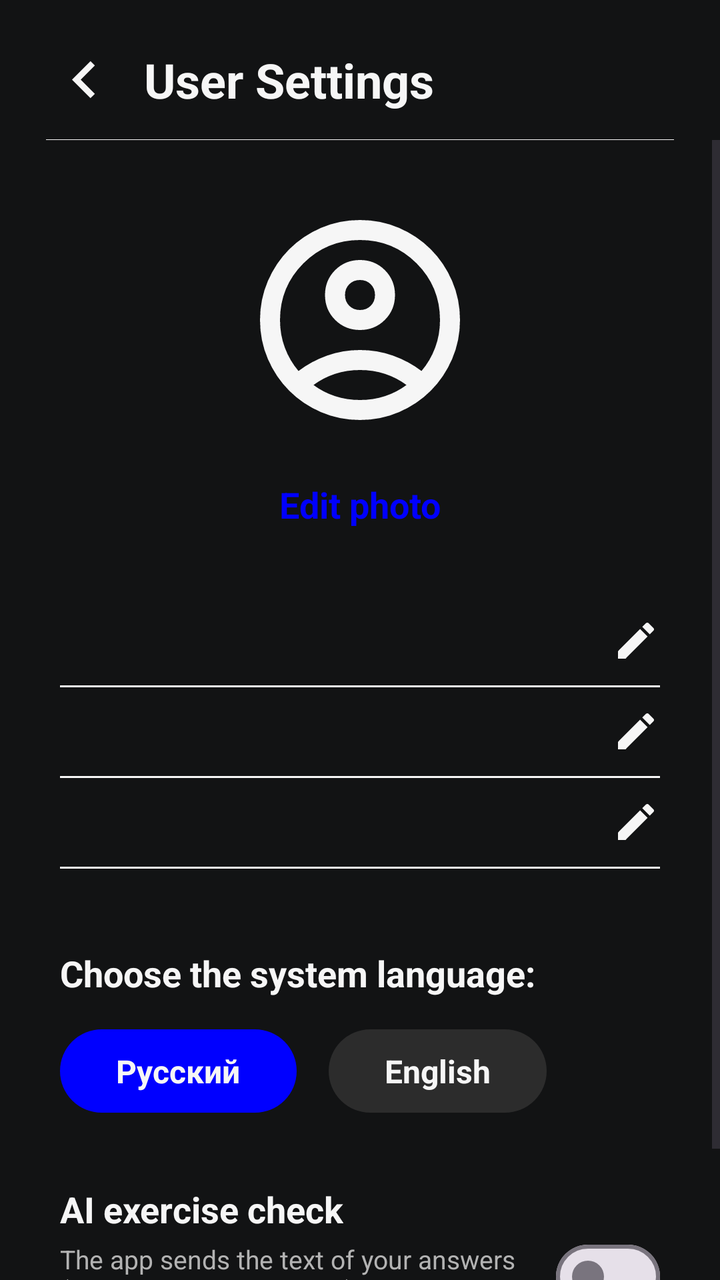
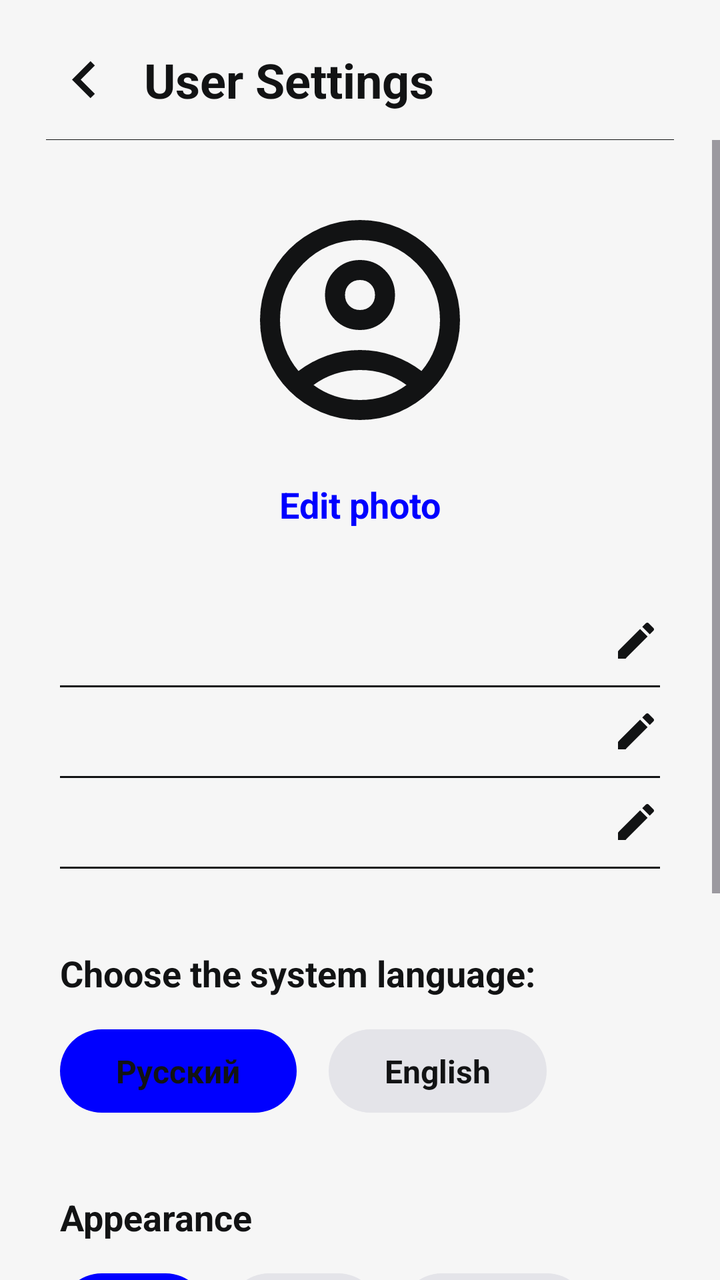

Compare the two renders of this Android layout. The source of the first and the diff that turns it into the second are given below.
<!-- AndroidManifest.xml: application theme Theme.WordTrigger -->
<!-- res/layout/fragment_settings.xml -->
<?xml version="1.0" encoding="utf-8"?>
<LinearLayout xmlns:android="http://schemas.android.com/apk/res/android"
    xmlns:app="http://schemas.android.com/apk/res-auto"
    android:layout_width="match_parent"
    android:layout_height="match_parent"
    android:background="@color/black"
    android:orientation="vertical">

    <RelativeLayout
        android:layout_width="match_parent"
        android:layout_height="60dp"
        android:layout_marginTop="10dp"
        android:paddingStart="23dp"
        android:paddingEnd="23dp">

        <ImageView
            android:id="@+id/returnBut"
            android:layout_width="38dp"
            android:layout_height="37dp"
            android:layout_alignParentStart="true"
            android:layout_centerVertical="true"
            android:src="@drawable/ic_arrow_left" />

        <TextView
            android:layout_width="wrap_content"
            android:layout_height="wrap_content"
            android:layout_centerVertical="true"
            android:layout_marginStart="11dp"
            android:layout_toEndOf="@id/returnBut"
            android:text="@string/settings_title"
            android:textColor="@color/white"
            android:textSize="24sp"
            android:textStyle="bold" />

        <View
            android:layout_width="match_parent"
            android:layout_height="1dp"
            android:layout_alignParentBottom="true"
            android:layout_marginBottom="-1dp"
            android:background="@color/white" />
    </RelativeLayout>

    <ScrollView
        android:layout_width="match_parent"
        android:layout_height="match_parent"
        android:fillViewport="true"
        android:overScrollMode="never">

        <LinearLayout
            android:layout_width="match_parent"
            android:layout_height="wrap_content"
            android:orientation="vertical"
            android:paddingStart="30dp"
            android:paddingTop="30dp"
            android:paddingEnd="30dp"
            android:paddingBottom="30dp">

            <com.google.android.material.imageview.ShapeableImageView
                android:id="@+id/ivAvatar"
                android:layout_width="120dp"
                android:layout_height="120dp"
                android:layout_gravity="center_horizontal"
                android:scaleType="centerCrop"
                android:src="@drawable/ic_user_circle"
                app:shapeAppearanceOverlay="@style/ShapeAppearance.App.CircleImageView" />

            <TextView
                android:id="@+id/tvEditPhoto"
                android:layout_width="wrap_content"
                android:layout_height="wrap_content"
                android:layout_gravity="center_horizontal"
                android:layout_marginTop="14dp"
                android:padding="6dp"
                android:text="@string/settings_edit_photo"
                android:textColor="@color/blue"
                android:textSize="18sp"
                android:textStyle="bold" />

            
            <LinearLayout
                android:id="@+id/rowName"
                android:layout_width="match_parent"
                android:layout_height="wrap_content"
                android:layout_marginTop="28dp"
                android:background="?attr/selectableItemBackground"
                android:gravity="center_vertical"
                android:orientation="horizontal"
                android:paddingTop="10dp"
                android:paddingBottom="10dp">

                <TextView
                    android:id="@+id/tvName"
                    android:layout_width="0dp"
                    android:layout_height="wrap_content"
                    android:layout_weight="1"
                    android:ellipsize="end"
                    android:maxLines="1"
                    android:textColor="@color/white"
                    android:textSize="18sp"
                    android:textStyle="bold" />

                <ImageView
                    android:layout_width="24dp"
                    android:layout_height="24dp"
                    android:src="@drawable/ic_edit"
                    app:tint="@color/white" />
            </LinearLayout>

            <View
                android:layout_width="match_parent"
                android:layout_height="1dp"
                android:background="@color/white" />

            
            <LinearLayout
                android:id="@+id/rowEmail"
                android:layout_width="match_parent"
                android:layout_height="wrap_content"
                android:background="?attr/selectableItemBackground"
                android:gravity="center_vertical"
                android:orientation="horizontal"
                android:paddingTop="10dp"
                android:paddingBottom="10dp">

                <TextView
                    android:id="@+id/tvEmail"
                    android:layout_width="0dp"
                    android:layout_height="wrap_content"
                    android:layout_weight="1"
                    android:ellipsize="end"
                    android:maxLines="1"
                    android:textColor="@color/white"
                    android:textSize="18sp"
                    android:textStyle="bold" />

                <ImageView
                    android:layout_width="24dp"
                    android:layout_height="24dp"
                    android:src="@drawable/ic_edit"
                    app:tint="@color/white" />
            </LinearLayout>

            <View
                android:layout_width="match_parent"
                android:layout_height="1dp"
                android:background="@color/white" />

            
            <LinearLayout
                android:id="@+id/rowPhone"
                android:layout_width="match_parent"
                android:layout_height="wrap_content"
                android:background="?attr/selectableItemBackground"
                android:gravity="center_vertical"
                android:orientation="horizontal"
                android:paddingTop="10dp"
                android:paddingBottom="10dp">

                <TextView
                    android:id="@+id/tvPhone"
                    android:layout_width="0dp"
                    android:layout_height="wrap_content"
                    android:layout_weight="1"
                    android:ellipsize="end"
                    android:maxLines="1"
                    android:textColor="@color/white"
                    android:textSize="18sp"
                    android:textStyle="bold" />

                <ImageView
                    android:layout_width="24dp"
                    android:layout_height="24dp"
                    android:src="@drawable/ic_edit"
                    app:tint="@color/white" />
            </LinearLayout>

            <View
                android:layout_width="match_parent"
                android:layout_height="1dp"
                android:background="@color/white" />

            
            <TextView
                android:layout_width="wrap_content"
                android:layout_height="wrap_content"
                android:layout_marginTop="40dp"
                android:text="@string/settings_choose_language"
                android:textColor="@color/white"
                android:textSize="18sp"
                android:textStyle="bold" />

            <LinearLayout
                android:layout_width="match_parent"
                android:layout_height="wrap_content"
                android:layout_marginTop="16dp"
                android:orientation="horizontal">

                <TextView
                    android:id="@+id/pillRu"
                    android:layout_width="wrap_content"
                    android:layout_height="wrap_content"
                    android:background="@drawable/bg_pill_blue"
                    android:paddingStart="28dp"
                    android:paddingTop="10dp"
                    android:paddingEnd="28dp"
                    android:paddingBottom="10dp"
                    android:text="@string/lang_ru"
                    android:textColor="@color/white"
                    android:textSize="16sp"
                    android:textStyle="bold" />

                <TextView
                    android:id="@+id/pillEn"
                    android:layout_width="wrap_content"
                    android:layout_height="wrap_content"
                    android:layout_marginStart="16dp"
                    android:background="@drawable/bg_pill_gray"
                    android:paddingStart="28dp"
                    android:paddingTop="10dp"
                    android:paddingEnd="28dp"
                    android:paddingBottom="10dp"
                    android:text="@string/lang_en"
                    android:textColor="@color/white"
                    android:textSize="16sp"
                    android:textStyle="bold" />
            </LinearLayout>

            
            <LinearLayout
                android:layout_width="match_parent"
                android:layout_height="wrap_content"
                android:layout_marginTop="36dp"
                android:gravity="center_vertical"
                android:orientation="horizontal">

                <LinearLayout
                    android:layout_width="0dp"
                    android:layout_height="wrap_content"
                    android:layout_weight="1"
                    android:orientation="vertical">

                    <TextView
                        android:layout_width="wrap_content"
                        android:layout_height="wrap_content"
                        android:text="@string/settings_ai_topic"
                        android:textColor="@color/white"
                        android:textSize="18sp"
                        android:textStyle="bold" />

                    <TextView
                        android:layout_width="wrap_content"
                        android:layout_height="wrap_content"
                        android:layout_marginTop="4dp"
                        android:text="@string/settings_ai_topic_desc"
                        android:textColor="@color/light_gray"
                        android:textSize="13sp" />
                </LinearLayout>

                <com.google.android.material.materialswitch.MaterialSwitch
                    android:id="@+id/switchAiTopic"
                    android:layout_width="wrap_content"
                    android:layout_height="wrap_content"
                    android:layout_marginStart="12dp" />
            </LinearLayout>
        </LinearLayout>
    </ScrollView>
</LinearLayout>
<!-- resources referenced by this layout -->
<resources>
  <color name="black">#121314</color>
  <color name="blue">#0000FF</color>
  <color name="light_gray">#B3B3B3</color>
  <color name="white">#f6f6f6</color>
  <!-- drawable bg_pill_blue (drawable) -->
  <?xml version="1.0" encoding="utf-8"?>
  <shape xmlns:android="http://schemas.android.com/apk/res/android" android:shape="rectangle">
      <solid android:color="@color/blue" />
      <corners android:radius="24dp" />
  </shape>
  <!-- drawable bg_pill_gray (drawable) -->
  <?xml version="1.0" encoding="utf-8"?>
  <shape xmlns:android="http://schemas.android.com/apk/res/android" android:shape="rectangle">
      <solid android:color="@color/dark_gray" />
      <corners android:radius="24dp" />
  </shape>
  <!-- drawable ic_arrow_left (drawable) -->
  <vector xmlns:android="http://schemas.android.com/apk/res/android"
      android:autoMirrored="true"
      android:height="24dp"
      android:tint="@color/white"
      android:viewportHeight="24"
      android:viewportWidth="24"
      android:width="24dp">
        
      <path
          android:fillColor="@android:color/white"
          android:pathData="M15.41,16.59L10.83,12l4.58,-4.59L14,6l-6,6 6,6 1.41,-1.41z"/>
      
  </vector>
  <!-- drawable ic_edit (drawable) -->
  <?xml version="1.0" encoding="utf-8"?>
  <vector xmlns:android="http://schemas.android.com/apk/res/android"
      android:width="24dp"
      android:height="24dp"
      android:viewportWidth="24"
      android:viewportHeight="24">
      <path
          android:fillColor="@android:color/white"
          android:pathData="M3,17.25V21h3.75L17.81,9.94l-3.75,-3.75L3,17.25zM20.71,7.04c0.39,-0.39 0.39,-1.02 0,-1.41l-2.34,-2.34c-0.39,-0.39 -1.02,-0.39 -1.41,0l-1.83,1.83 3.75,3.75 1.83,-1.83z" />
  </vector>
  <string name="lang_en">English</string>
  <string name="lang_ru">Русский</string>
  <string name="settings_ai_topic">AI exercise check</string>
  <string name="settings_ai_topic_desc">The app sends the text of your answers (speech topic, synonyms) to the AI service to check them. Without it the check is simpler.</string>
  <string name="settings_choose_language">Choose the system language:</string>
  <string name="settings_edit_photo">Edit photo</string>
  <string name="settings_title">User Settings</string>
  <style name="ShapeAppearance.App.CircleImageView" parent="">
          <item name="cornerFamily">rounded</item>
          <item name="cornerSize">50%</item>
      </style>
  <style name="Theme.WordTrigger" parent="Base.Theme.WordTrigger" />
  <color name="dark_gray">#2C2C2C</color>
  <style name="Base.Theme.WordTrigger" parent="Theme.Material3.Light.NoActionBar">
          <item name="colorPrimary">@color/blue</item>
          <item name="colorOnPrimary">@color/white</item>
          <item name="containerColor">@color/black</item>
          <item name="colorSecondary">@color/white</item>
          <item name="colorOnSecondary">@color/blue</item>
          <item name="android:listSelector">@android:color/transparent</item>
          <item name="android:windowBackground">@color/black</item>
          <item name="colorTertiary">@color/blue</item>
          <item name="colorControlHighlight">#33FFFFFF</item>
      </style>
  <!-- unchanged entries left out for length: 1 -->
</resources>

<!-- the commit's change to res/layout/fragment_settings.xml (unified diff, before → after) -->
@@ -145,7 +145,6 @@
                 android:layout_height="1dp"
                 android:background="@color/white" />
 
-            
             <LinearLayout
                 android:id="@+id/rowPhone"
                 android:layout_width="match_parent"
@@ -179,7 +178,6 @@
                 android:layout_height="1dp"
                 android:background="@color/white" />
 
-            
             <TextView
                 android:layout_width="wrap_content"
                 android:layout_height="wrap_content"
@@ -225,7 +223,97 @@
                     android:textStyle="bold" />
             </LinearLayout>
 
-            
+            <TextView
+                android:layout_width="wrap_content"
+                android:layout_height="wrap_content"
+                android:layout_marginTop="40dp"
+                android:text="@string/settings_theme"
+                android:textColor="@color/white"
+                android:textSize="18sp"
+                android:textStyle="bold" />
+
+            <LinearLayout
+                android:layout_width="match_parent"
+                android:layout_height="wrap_content"
+                android:layout_marginTop="16dp"
+                android:orientation="horizontal">
+
+                <TextView
+                    android:id="@+id/pillThemeDark"
+                    android:layout_width="wrap_content"
+                    android:layout_height="wrap_content"
+                    android:background="@drawable/bg_pill_blue"
+                    android:paddingStart="20dp"
+                    android:paddingTop="10dp"
+                    android:paddingEnd="20dp"
+                    android:paddingBottom="10dp"
+                    android:text="@string/theme_dark"
+                    android:textColor="@color/on_accent"
+                    android:textSize="16sp"
+                    android:textStyle="bold" />
+
+                <TextView
+                    android:id="@+id/pillThemeLight"
+                    android:layout_width="wrap_content"
+                    android:layout_height="wrap_content"
+                    android:layout_marginStart="10dp"
+                    android:background="@drawable/bg_pill_gray"
+                    android:paddingStart="20dp"
+                    android:paddingTop="10dp"
+                    android:paddingEnd="20dp"
+                    android:paddingBottom="10dp"
+                    android:text="@string/theme_light"
+                    android:textColor="@color/white"
+                    android:textSize="16sp"
+                    android:textStyle="bold" />
+
+                <TextView
+                    android:id="@+id/pillThemeSystem"
+                    android:layout_width="wrap_content"
+                    android:layout_height="wrap_content"
+                    android:layout_marginStart="10dp"
+                    android:background="@drawable/bg_pill_gray"
+                    android:paddingStart="20dp"
+                    android:paddingTop="10dp"
+                    android:paddingEnd="20dp"
+                    android:paddingBottom="10dp"
+                    android:text="@string/theme_system"
+                    android:textColor="@color/white"
+                    android:textSize="16sp"
+                    android:textStyle="bold" />
+            </LinearLayout>
+
+            <TextView
+                android:layout_width="wrap_content"
+                android:layout_height="wrap_content"
+                android:layout_marginTop="36dp"
+                android:text="@string/settings_icon"
+                android:textColor="@color/white"
+                android:textSize="18sp"
+                android:textStyle="bold" />
+
+            <TextView
+                android:layout_width="wrap_content"
+                android:layout_height="wrap_content"
+                android:layout_marginTop="4dp"
+                android:text="@string/settings_icon_desc"
+                android:textColor="@color/light_gray"
+                android:textSize="13sp" />
+
+            <HorizontalScrollView
+                android:layout_width="match_parent"
+                android:layout_height="wrap_content"
+                android:layout_marginTop="14dp"
+                android:overScrollMode="never"
+                android:scrollbars="none">
+
+                <LinearLayout
+                    android:id="@+id/iconRow"
+                    android:layout_width="wrap_content"
+                    android:layout_height="wrap_content"
+                    android:orientation="horizontal" />
+            </HorizontalScrollView>
+
             <LinearLayout
                 android:layout_width="match_parent"
                 android:layout_height="wrap_content"
<!-- resource entries referenced after the edit -->
@@ -1,9 +1,10 @@
 <!-- resources referenced by this layout -->
 <resources>
-  <color name="black">#121314</color>
+  <color name="black">#F6F6F6</color>
   <color name="blue">#0000FF</color>
-  <color name="light_gray">#B3B3B3</color>
-  <color name="white">#f6f6f6</color>
+  <color name="light_gray">#5F5F66</color>
+  <color name="on_accent">#F6F6F6</color>
+  <color name="white">#121314</color>
   <!-- drawable bg_pill_blue (drawable) -->
   <?xml version="1.0" encoding="utf-8"?>
   <shape xmlns:android="http://schemas.android.com/apk/res/android" android:shape="rectangle">
@@ -47,13 +48,19 @@
   <string name="settings_ai_topic_desc">The app sends the text of your answers (speech topic, synonyms) to the AI service to check them. Without it the check is simpler.</string>
   <string name="settings_choose_language">Choose the system language:</string>
   <string name="settings_edit_photo">Edit photo</string>
+  <string name="settings_icon">App icon</string>
+  <string name="settings_icon_desc">Choose how the app looks on your home screen</string>
+  <string name="settings_theme">Appearance</string>
   <string name="settings_title">User Settings</string>
+  <string name="theme_dark">Dark</string>
+  <string name="theme_light">Light</string>
+  <string name="theme_system">System</string>
   <style name="ShapeAppearance.App.CircleImageView" parent="">
           <item name="cornerFamily">rounded</item>
           <item name="cornerSize">50%</item>
       </style>
   <style name="Theme.WordTrigger" parent="Base.Theme.WordTrigger" />
-  <color name="dark_gray">#2C2C2C</color>
+  <color name="dark_gray">#E4E4E9</color>
   <style name="Base.Theme.WordTrigger" parent="Theme.Material3.Light.NoActionBar">
           <item name="colorPrimary">@color/blue</item>
           <item name="colorOnPrimary">@color/white</item>
